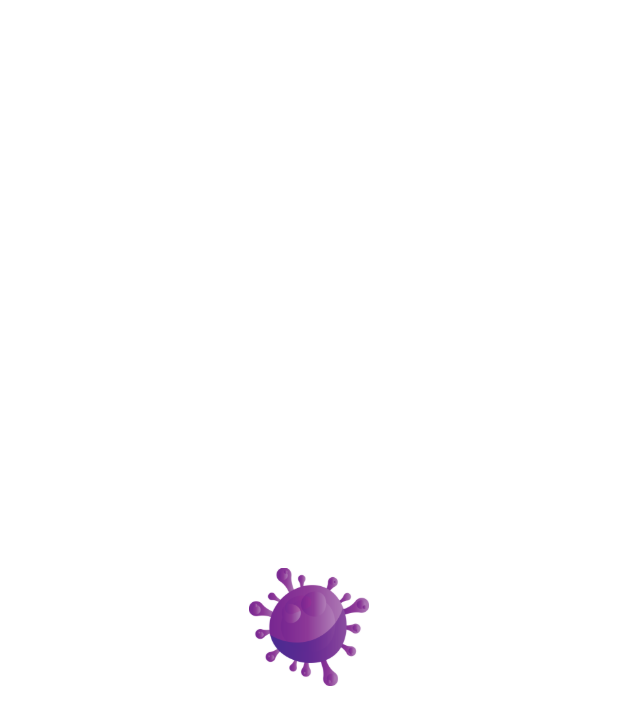
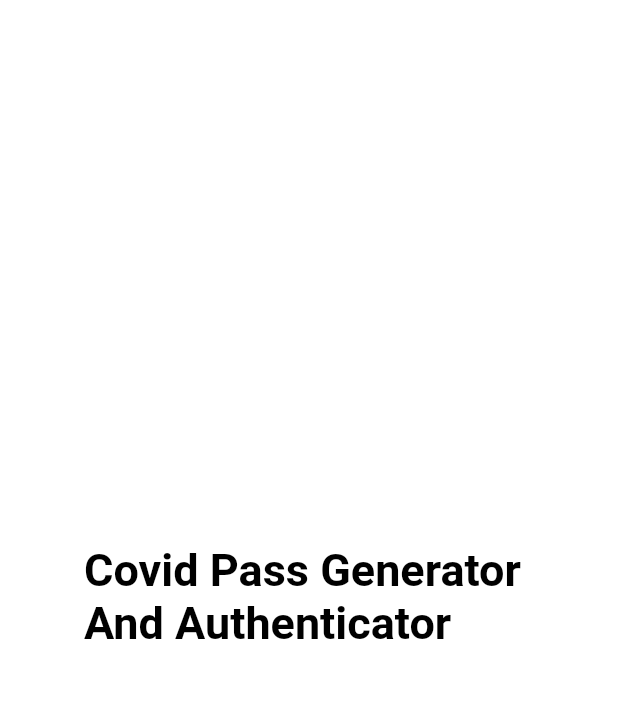
Before and after one commit to Madushan98/TrackMate-mobile, a Flutter app: the Splash screen opened by its route, on a phone screen of 412 x 824 dp. Shown: the top 725 px of the screen. Run offline on Flutter 3.47's test engine with Material 2 defaults, Android fonts, the phone set to English and light mode, and no system bars; our stand-ins replace connectivity_plus, flutter_datetime_picker, flutter_neumorphic, flutter_secure_storage, flutter_svg, geocoding and 7 more; missing offline and left inert: encrypt, flutter_barcode_scanner; accounts and stored records are empty.

Commit message:
feat: splash screen updated

```diff
--- a/lib/screens/SplashScreen/splashScreeen.dart
+++ b/lib/screens/SplashScreen/splashScreeen.dart
@@ -64,11 +64,22 @@ class SplashState extends State<Splash> {
             SizedBox(
               height: size.height * 0.03,
             ),
-            Container(
-              height: 80,
-              width: 80,
-              child: Image.asset('assets/images/welcome/corona_splash.png',
-              ),
+            Center(
+              child: Container(
+                height: 200,
+                width: 300,
+                child: Container(
+                  child: Center(
+                    child: Text(
+                      "Covid Pass Generator And Authenticator",
+                      style: TextStyle(
+                          color: Colors.black,
+                          fontSize: 30,
+                          fontWeight: FontWeight.bold),
+                    ),
+                  ),
+                ),
+                ),
             ),
             SizedBox(
               height: size.height * 0.03,
```
